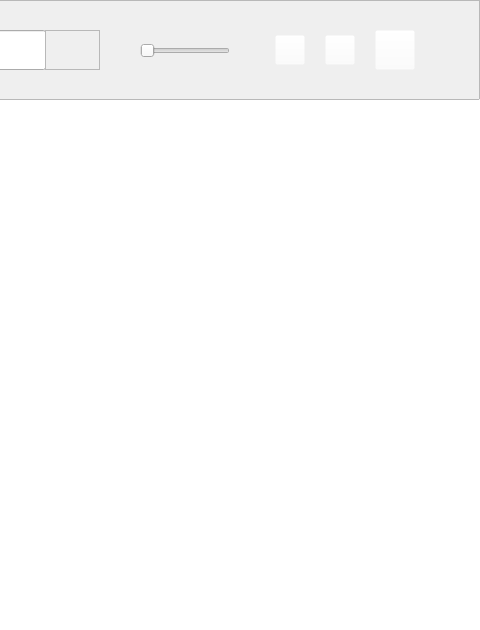
The window that source/fontpicker.ui (letelete/Fontly) describes before a commit, drawn with Qt 5; both pictures show x 540 to 1020 and y 0 to 630 of the 1020 by 630 pixel window.
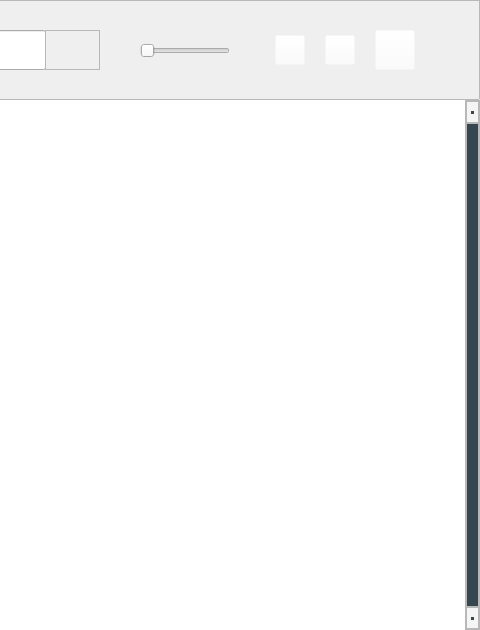
The same window after the commit.

```diff
--- a/source/fontpicker.ui
+++ b/source/fontpicker.ui
@@ -77,6 +77,9 @@
    <property name="frameShape">
     <enum>QFrame::NoFrame</enum>
    </property>
+   <property name="verticalScrollBarPolicy">
+    <enum>Qt::ScrollBarAlwaysOn</enum>
+   </property>
    <property name="horizontalScrollBarPolicy">
     <enum>Qt::ScrollBarAlwaysOff</enum>
    </property>
```
Left out of the diff: 2 changed lines with no effect on the pictures.
